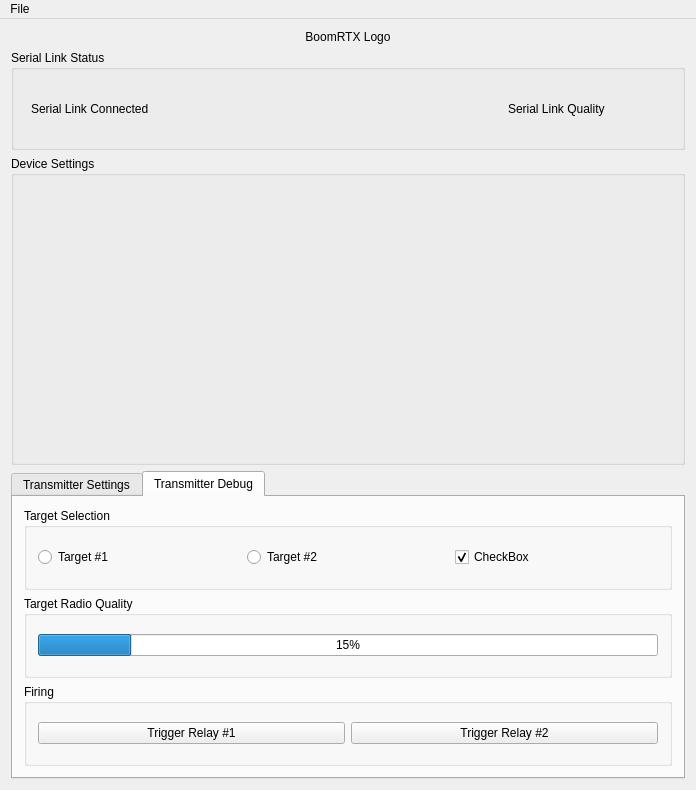
The window that tools/boomconfig/mainwindow.ui (Buanderie/boomrtx) describes before a commit, drawn with Qt 5.
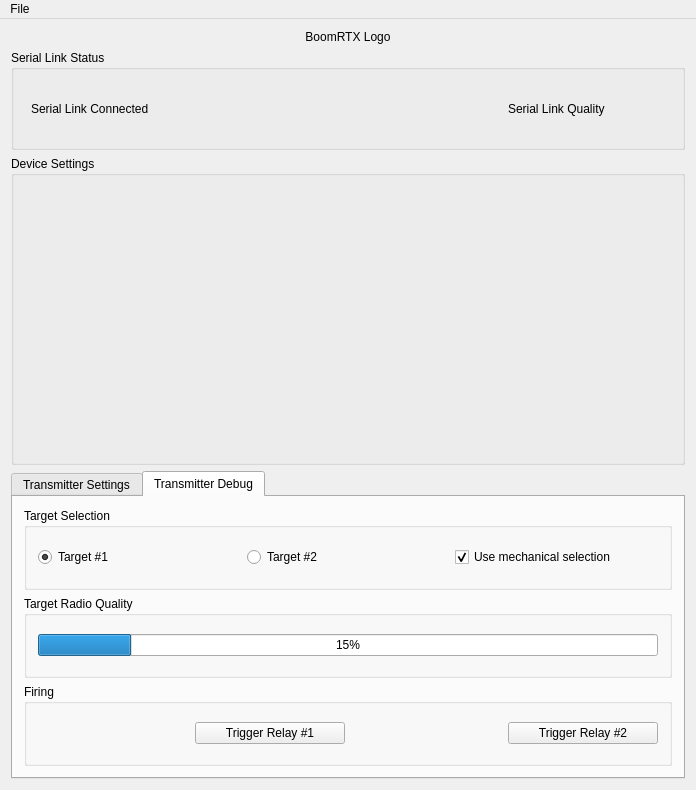
The same window after the commit. Custom widgets are drawn as their Qt base class.

Patch:
```diff
--- a/tools/boomconfig/mainwindow.ui
+++ b/tools/boomconfig/mainwindow.ui
@@ -160,6 +160,9 @@
              <property name="text">
               <string>Target #1</string>
              </property>
+             <property name="checked">
+              <bool>true</bool>
+             </property>
             </widget>
            </item>
            <item row="0" column="1">
@@ -172,7 +175,7 @@
            <item row="0" column="2">
             <widget class="QCheckBox" name="checkMechanicalSelection">
              <property name="text">
-              <string>CheckBox</string>
+              <string>Use mechanical selection</string>
              </property>
              <property name="checked">
               <bool>true</bool>
@@ -207,19 +210,25 @@
            <string>Firing</string>
           </property>
           <layout class="QGridLayout" name="gridLayout_6">
+           <item row="0" column="3">
+            <widget class="QPushButton" name="triggerFire2">
+             <property name="text">
+              <string>Trigger Relay #2</string>
+             </property>
+            </widget>
+           </item>
            <item row="0" column="0">
+            <widget class="LedIndicator" name="relayIndicator1" native="true"/>
+           </item>
+           <item row="0" column="1">
             <widget class="QPushButton" name="triggerFire1">
              <property name="text">
               <string>Trigger Relay #1</string>
              </property>
             </widget>
            </item>
-           <item row="0" column="1">
-            <widget class="QPushButton" name="triggerFire2">
-             <property name="text">
-              <string>Trigger Relay #2</string>
-             </property>
-            </widget>
+           <item row="0" column="2">
+            <widget class="LedIndicator" name="relayIndicator2" native="true"/>
            </item>
           </layout>
          </widget>
```
